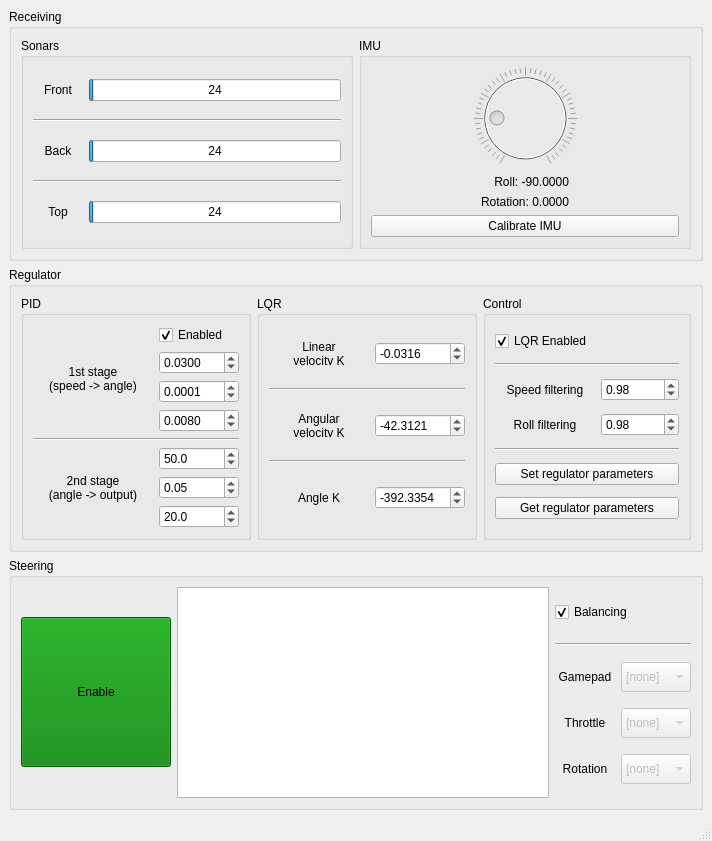
First picture: the form in src/rys_control/remote/src/UI/Layouts/RysRemoteMainWindowLayout.ui, repository GroupOfRobots/MiniRysV4ROS2, before the edit.
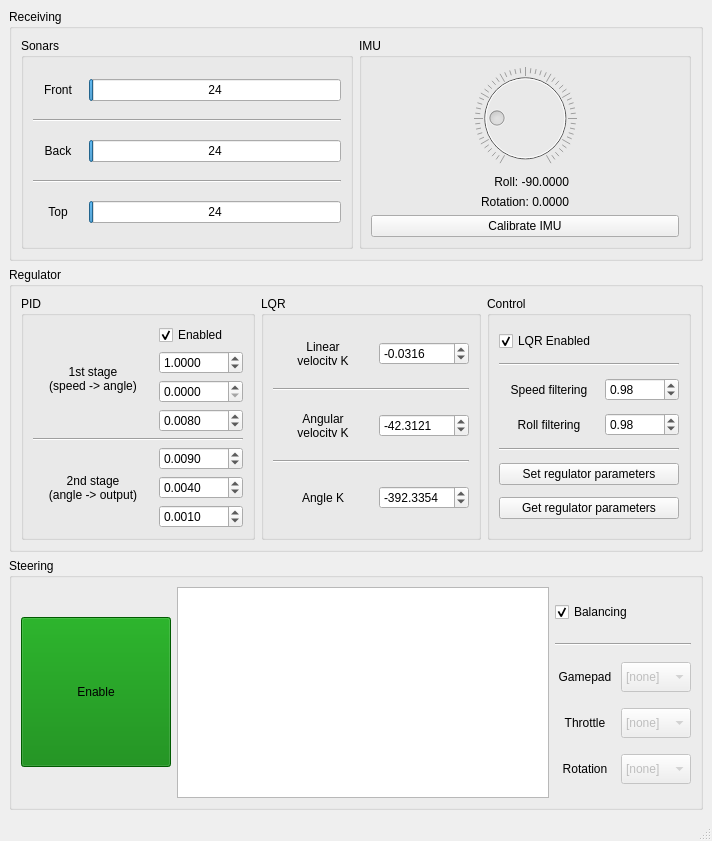
Second picture: the form after the edit.

Commit message: rys_remote: slightly updated PID spinboxes

The edit to the form file:
```diff
--- a/src/rys_control/remote/src/UI/Layouts/RysRemoteMainWindowLayout.ui
+++ b/src/rys_control/remote/src/UI/Layouts/RysRemoteMainWindowLayout.ui
@@ -376,13 +376,13 @@
                  <number>4</number>
                 </property>
                 <property name="maximum">
-                 <double>10.000000000000000</double>
+                 <double>100.000000000000000</double>
                 </property>
                 <property name="singleStep">
                  <double>0.001000000000000</double>
                 </property>
                 <property name="value">
-                 <double>0.030000000000000</double>
+                 <double>1.000000000000000</double>
                 </property>
                </widget>
               </item>
@@ -404,7 +404,7 @@
                  <double>0.000100000000000</double>
                 </property>
                 <property name="value">
-                 <double>0.000100000000000</double>
+                 <double>0.000000000000000</double>
                 </property>
                </widget>
               </item>
@@ -420,7 +420,7 @@
                  <number>4</number>
                 </property>
                 <property name="maximum">
-                 <double>100.000000000000000</double>
+                 <double>1000.00000000000000</double>
                 </property>
                 <property name="singleStep">
                  <double>0.001000000000000</double>
@@ -471,13 +471,13 @@
                  </size>
                 </property>
                 <property name="decimals">
-                 <number>1</number>
+                 <number>4</number>
                 </property>
                 <property name="maximum">
                  <double>1000.000000000000000</double>
                 </property>
                 <property name="value">
-                 <double>50.000000000000000</double>
+                 <double>0.009000000000000</double>
                 </property>
                </widget>
               </item>
@@ -490,10 +490,13 @@
                  </size>
                 </property>
                 <property name="decimals">
-                 <number>2</number>
+                 <number>4</number>
+                </property>
+                <property name="maximum">
+                 <double>1000.000000000000000</double>
                 </property>
                 <property name="value">
-                 <double>0.050000000000000</double>
+                 <double>0.004000000000000</double>
                 </property>
                </widget>
               </item>
@@ -506,13 +509,13 @@
                  </size>
                 </property>
                 <property name="decimals">
-                 <number>1</number>
+                 <number>4</number>
                 </property>
                 <property name="maximum">
-                 <double>100.000000000000000</double>
+                 <double>1000.000000000000000</double>
                 </property>
                 <property name="value">
-                 <double>20.000000000000000</double>
+                 <double>0.001000000000000</double>
                 </property>
                </widget>
               </item>
```
Left out of the diff: 4 changed lines with no effect on the pictures. The commit also changes 1 other file.
